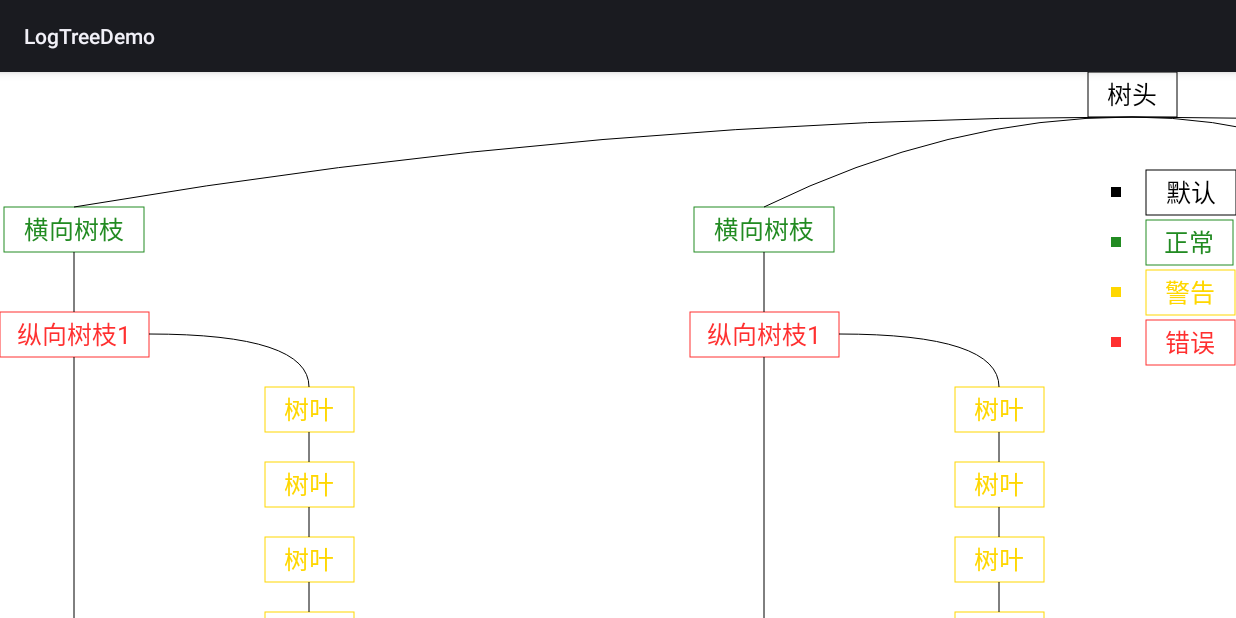
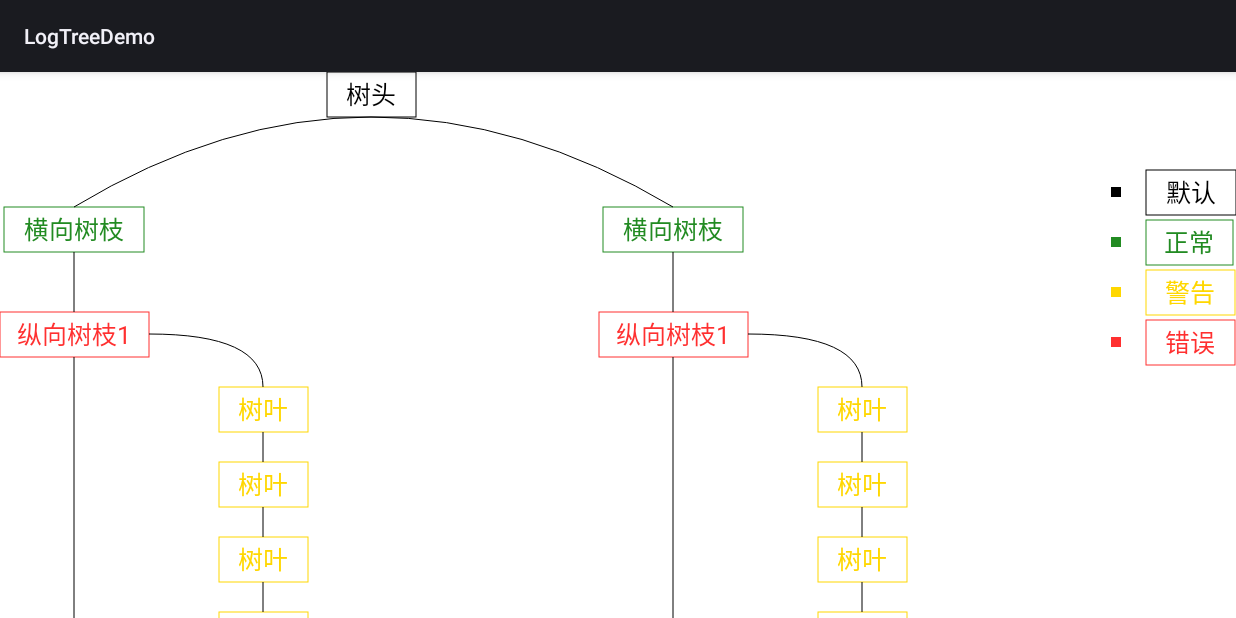
Before and after one commit to ray-tianfeng/tree-view, an Android app: the screen it shows after launch (MainActivity), on a phone screen of 824 x 412 dp (held sideways). Run offline under Robolectric (Android 15) with nearby library versions, the phone set to English and light mode, and no system bars.

Commit message:
添加EXACTLY测量

```diff
--- a/Tree-View/src/main/java/com/zl/tree/StateCalculate.java
+++ b/Tree-View/src/main/java/com/zl/tree/StateCalculate.java
@@ -42,6 +42,15 @@ public class StateCalculate {
             stateForm.getRect().offset(x, y);
             stateForm.getPoint().offset(x, y);
         }
+    }
+
+    public void moveTo(int dx, int dy){
+        StateForm stateForm = stateForms.get(0);
+        int startX = stateForm.getPoint().x;
+        int startY = stateForm.getPoint().y;
+        int offsetX = dx - startX;
+        int offsetY = dy - startY;
+        move(offsetX, offsetY);
     }
 
     private void calculationSpace(){
--- a/Tree-View/src/main/java/com/zl/tree/TreeView.java
+++ b/Tree-View/src/main/java/com/zl/tree/TreeView.java
@@ -61,7 +61,6 @@ public class TreeView extends View {
         screenHeight = display.getHeight();
         treeForm = new TreeForm(treeConfig, treeData);
         stateCalculate = new StateCalculate(treeConfig);
-        arrangement();
         resetPaint();
         setFocusableInTouchMode(true);
     }
@@ -69,10 +68,10 @@ public class TreeView extends View {
     public void arrangement(){
         if(treeForm.width + stateCalculate.width + treeConfig.interval_state < screenWidth){
             viewWidth = treeForm.width + stateCalculate.width + treeConfig.interval_state;
-            stateCalculate.move(treeForm.width + treeConfig.interval_state, treeConfig.state_margin_top);
+            stateCalculate.moveTo(treeForm.width + treeConfig.interval_state, treeConfig.state_margin_top);
         }else{
             viewWidth = screenWidth;
-            stateCalculate.move(screenWidth - stateCalculate.width, treeConfig.state_margin_top);
+            stateCalculate.moveTo(screenWidth - stateCalculate.width, treeConfig.state_margin_top);
         }
         if(treeForm.height > stateCalculate.height + treeConfig.state_margin_top){
             if(treeForm.height > screenHeight){
@@ -148,6 +147,14 @@ public class TreeView extends View {
 
     @Override
     protected void onMeasure(int widthMeasureSpec, int heightMeasureSpec) {
+        arrangement();
+        if(MeasureSpec.getMode(widthMeasureSpec) == MeasureSpec.EXACTLY){
+            viewWidth = MeasureSpec.getSize(widthMeasureSpec);
+            stateCalculate.moveTo(viewWidth - stateCalculate.width, treeConfig.state_margin_top);
+        }
+        if(MeasureSpec.getMode(heightMeasureSpec) == MeasureSpec.EXACTLY){
+            viewHeight = MeasureSpec.getSize(heightMeasureSpec);
+        }
         super.setMeasuredDimension(viewWidth, viewHeight);
     }
 
--- a/demo/src/main/java/com/zl/log/tree/demo/MainActivity.java
+++ b/demo/src/main/java/com/zl/log/tree/demo/MainActivity.java
@@ -33,8 +33,8 @@ public class MainActivity extends Activity {
         ArrayList<TreeData.Trunk> trunks = new ArrayList<>();
         trunks.add(trunk);
         trunks.add(trunk);
-        trunks.add(trunk);
-        trunks.add(trunk2);
+//        trunks.add(trunk);
+//        trunks.add(trunk2);
 
         TreeData.Trunk.Branch branch = new TreeData.Trunk.Branch();
         branch.setBranchName("纵向树枝1");
@@ -69,6 +69,7 @@ public class MainActivity extends Activity {
         treeConfig.setBackGroundColor(Color.WHITE);
         TreeView treeView = new TreeView(this, treeData, new TreeConfig());
         relativeLayout.addView(treeView);
+        treeView.setLayoutParams(new RelativeLayout.LayoutParams(RelativeLayout.LayoutParams.MATCH_PARENT, RelativeLayout.LayoutParams.MATCH_PARENT));
         relativeLayout.setBackgroundResource(R.drawable.bg);
         setContentView(relativeLayout);
     }
```
